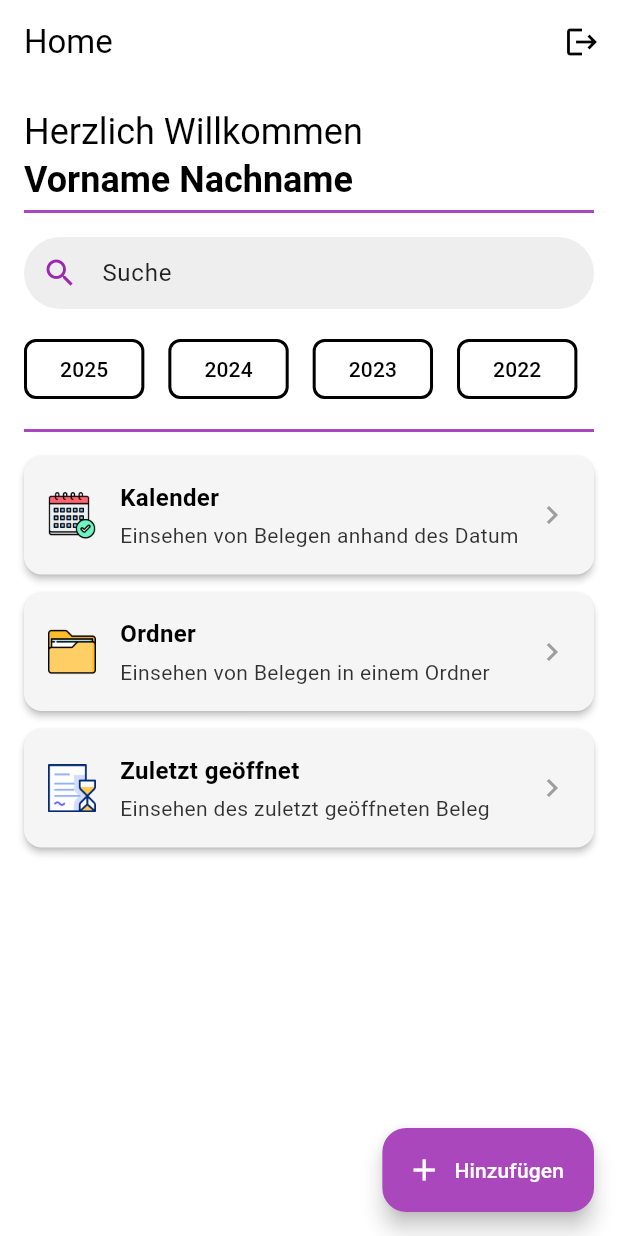
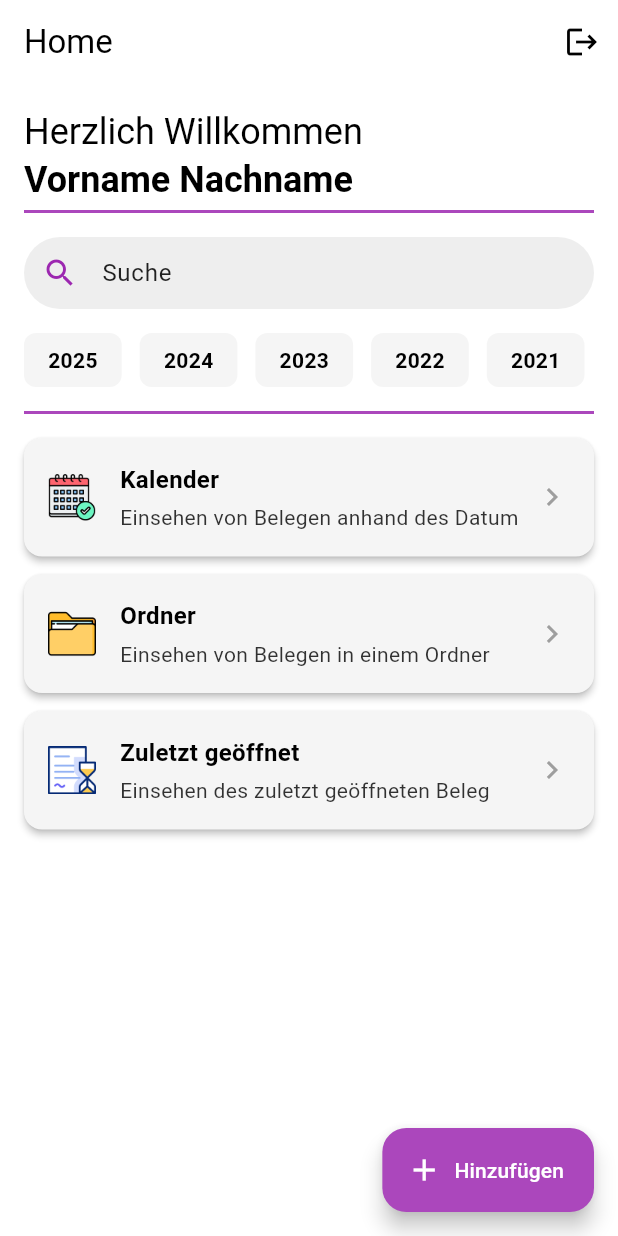
Before and after one commit to Cassiopeiaee/beleg_speicher, a Flutter app: the HomePage screen opened directly, on a phone screen of 412 x 824 dp. Run offline on Flutter 3.47's test engine with Material 3 defaults, Android fonts, the phone set to English and light mode, and no system bars.

Commit message:
Runtime fix

```diff
--- a/lib/auth_screens.dart
+++ b/lib/auth_screens.dart
@@ -1,5 +1,5 @@
 import 'package:flutter/material.dart';
-import 'package:beleg_speicher/home_page.dart'; // passt den Pfad an dein Projekt an
+import 'package:beleg_speicher/home_page.dart'; // Pfad zu deiner HomePage
 
 class LoginPage extends StatefulWidget {
   const LoginPage({super.key});
@@ -23,7 +23,7 @@ class _LoginPageState extends State<LoginPage> {
       // Nach erfolgreicher Anmeldung zur HomePage wechseln:
       Navigator.of(context).pushReplacement(
         MaterialPageRoute(
-          builder: (_) => const HomePage(
+          builder: (_) => HomePage(               // kein const hier
             firstName: 'Vorname',
             lastName: 'Nachname',
           ),
@@ -68,13 +68,11 @@ class _LoginPageState extends State<LoginPage> {
                     borderSide: BorderSide(color: Colors.black),
                   ),
                   focusedBorder: UnderlineInputBorder(
-                    borderSide: BorderSide(
-                        color: Colors.purple.shade400, width: 2),
+                    borderSide: BorderSide(color: Colors.purple.shade400, width: 2),
                   ),
                 ),
                 keyboardType: TextInputType.emailAddress,
-                validator: (v) =>
-                (v != null && v.contains('@')) ? null : 'Ungültige E-Mail',
+                validator: (v) => (v != null && v.contains('@')) ? null : 'Ungültige E-Mail',
                 onSaved: (v) => _email = v!.trim(),
               ),
               const SizedBox(height: 16),
@@ -90,14 +88,11 @@ class _LoginPageState extends State<LoginPage> {
                     borderSide: BorderSide(color: Colors.black),
                   ),
                   focusedBorder: UnderlineInputBorder(
-                    borderSide: BorderSide(
-                        color: Colors.purple.shade400, width: 2),
+                    borderSide: BorderSide(color: Colors.purple.shade400, width: 2),
                   ),
                 ),
                 obscureText: true,
-                validator: (v) => (v != null && v.length >= 6)
-                    ? null
-                    : 'Mindestens 6 Zeichen',
+                validator: (v) => (v != null && v.length >= 6) ? null : 'Mindestens 6 Zeichen',
                 onSaved: (v) => _password = v!,
               ),
               const SizedBox(height: 32),
@@ -106,27 +101,19 @@ class _LoginPageState extends State<LoginPage> {
                 child: ElevatedButton(
                   onPressed: _submit,
                   style: ButtonStyle(
-                    backgroundColor:
-                    MaterialStateProperty.resolveWith<Color>(
-                            (states) {
+                    backgroundColor: MaterialStateProperty.resolveWith<Color>((states) {
                       if (states.contains(MaterialState.pressed)) {
                         return Colors.purple.shade700;
                       }
                       return Colors.purple.shade400;
                     }),
-                    overlayColor: MaterialStateProperty.all(
-                        Colors.white.withOpacity(0.2)),
-                    padding: MaterialStateProperty.all(
-                      const EdgeInsets.symmetric(
-                          vertical: 16, horizontal: 32),
-                    ),
+                    overlayColor: MaterialStateProperty.all(Colors.white.withOpacity(0.2)),
+                    padding: MaterialStateProperty.all(const EdgeInsets.symmetric(vertical: 16, horizontal: 32)),
                     shape: MaterialStateProperty.all(
-                      RoundedRectangleBorder(
-                          borderRadius: BorderRadius.circular(12)),
+                      RoundedRectangleBorder(borderRadius: BorderRadius.circular(12)),
                     ),
                   ),
-                  child: const Text('Einloggen',
-                      style: TextStyle(color: Colors.white)),
+                  child: const Text('Einloggen', style: TextStyle(color: Colors.white)),
                 ),
               ),
             ],
@@ -159,7 +146,7 @@ class _RegisterPageState extends State<RegisterPage> {
       // Nach erfolgreicher Registrierung zur HomePage wechseln:
       Navigator.of(context).pushReplacement(
         MaterialPageRoute(
-          builder: (_) => const HomePage(
+          builder: (_) => HomePage(             // kein const hier
             firstName: 'Vorname',
             lastName: 'Nachname',
           ),
@@ -172,15 +159,13 @@ class _RegisterPageState extends State<RegisterPage> {
   Widget build(BuildContext context) {
     return Scaffold(
       appBar: AppBar(
-        title: const Text('Registrieren',
-            style: TextStyle(color: Colors.black)),
+        title: const Text('Registrieren', style: TextStyle(color: Colors.black)),
         backgroundColor: Colors.white,
         elevation: 0,
         leading: IconButton(
           icon: Transform.scale(
             scale: 1.3,
-            child: Image.asset('assets/Pfeil_Back.png',
-                width: 24, height: 24),
+            child: Image.asset('assets/Pfeil_Back.png', width: 24, height: 24),
           ),
           onPressed: () => Navigator.of(context).pop(),
           splashRadius: 24,
@@ -206,13 +191,11 @@ class _RegisterPageState extends State<RegisterPage> {
                     borderSide: BorderSide(color: Colors.black),
                   ),
                   focusedBorder: UnderlineInputBorder(
-                    borderSide: BorderSide(
-                        color: Colors.purple.shade400, width: 2),
+                    borderSide: BorderSide(color: Colors.purple.shade400, width: 2),
                   ),
                 ),
                 keyboardType: TextInputType.emailAddress,
-                validator: (v) =>
-                (v != null && v.contains('@')) ? null : 'Ungültige E-Mail',
+                validator: (v) => (v != null && v.contains('@')) ? null : 'Ungültige E-Mail',
                 onSaved: (v) => _email = v!.trim(),
               ),
               const SizedBox(height: 16),
@@ -228,14 +211,11 @@ class _RegisterPageState extends State<RegisterPage> {
                     borderSide: BorderSide(color: Colors.black),
                   ),
                   focusedBorder: UnderlineInputBorder(
-                    borderSide: BorderSide(
-                        color: Colors.purple.shade400, width: 2),
+                    borderSide: BorderSide(color: Colors.purple.shade400, width: 2),
                   ),
                 ),
                 obscureText: true,
-                validator: (v) => (v != null && v.length >= 6)
-                    ? null
-                    : 'Mindestens 6 Zeichen',
+                validator: (v) => (v != null && v.length >= 6) ? null : 'Mindestens 6 Zeichen',
                 onSaved: (v) => _password = v!,
               ),
               const SizedBox(height: 32),
@@ -244,27 +224,19 @@ class _RegisterPageState extends State<RegisterPage> {
                 child: ElevatedButton(
                   onPressed: _submit,
                   style: ButtonStyle(
-                    backgroundColor:
-                    MaterialStateProperty.resolveWith<Color>(
-                            (states) {
+                    backgroundColor: MaterialStateProperty.resolveWith<Color>((states) {
                       if (states.contains(MaterialState.pressed)) {
                         return Colors.purple.shade700;
                       }
                       return Colors.purple.shade400;
                     }),
-                    overlayColor: MaterialStateProperty.all(
-                        Colors.white.withOpacity(0.2)),
-                    padding: MaterialStateProperty.all(
-                      const EdgeInsets.symmetric(
-                          vertical: 16, horizontal: 32),
-                    ),
+                    overlayColor: MaterialStateProperty.all(Colors.white.withOpacity(0.2)),
+                    padding: MaterialStateProperty.all(const EdgeInsets.symmetric(vertical: 16, horizontal: 32)),
                     shape: MaterialStateProperty.all(
-                      RoundedRectangleBorder(
-                          borderRadius: BorderRadius.circular(12)),
+                      RoundedRectangleBorder(borderRadius: BorderRadius.circular(12)),
                     ),
                   ),
-                  child: const Text('Konto erstellen',
-                      style: TextStyle(color: Colors.white)),
+                  child: const Text('Konto erstellen', style: TextStyle(color: Colors.white)),
                 ),
               ),
             ],
--- a/lib/home_page.dart
+++ b/lib/home_page.dart
@@ -5,7 +5,14 @@ class HomePage extends StatelessWidget {
   final String firstName;
   final String lastName;
 
-  const HomePage({
+  // Jahresliste als final-Feld, wird zur Laufzeit erzeugt
+  final List<int> _years = List<int>.generate(
+    10,
+        (index) => DateTime.now().year - index,
+  );
+
+  // Hier kein `const` mehr:
+  HomePage({
     super.key,
     required this.firstName,
     required this.lastName,
@@ -33,18 +40,14 @@ class HomePage extends StatelessWidget {
         ],
       ),
       floatingActionButton: FloatingActionButton.extended(
-        onPressed: () {
-          // TODO: Hinzufügen-Action
-        },
+        onPressed: () { /* TODO: Hinzufügen-Action */ },
         backgroundColor: Colors.purple.shade400,
         icon: const Icon(Icons.add, color: Colors.white),
         label: const Text('Hinzufügen', style: TextStyle(color: Colors.white)),
       ),
       body: SafeArea(
-        child: Padding(
-          padding: const EdgeInsets.all(16.0),
-          child: Column(
-            crossAxisAlignment: CrossAxisAlignment.start,
+        child: ListView(
+          padding: const EdgeInsets.all(16),
           children: [
             Text(
               'Herzlich Willkommen',
@@ -69,7 +72,6 @@ class HomePage extends StatelessWidget {
               color: Colors.purple.shade400,
               margin: const EdgeInsets.only(bottom: 16),
             ),
-              // Search Bar
             Container(
               decoration: BoxDecoration(
                 color: Colors.grey.shade200,
@@ -87,26 +89,20 @@ class HomePage extends StatelessWidget {
               ),
             ),
             const SizedBox(height: 16),
-              // Year Buttons (horizontal scroll)
             SingleChildScrollView(
               scrollDirection: Axis.horizontal,
               child: Row(
-                  children: List.generate(
-                    10,
-                        (index) {
-                      final year = DateTime.now().year - index;
+                children: _years.map((year) {
                   return Padding(
-                        padding: const EdgeInsets.only(right: 16.0),
-                        child: _YearButton(year: year),
+                    padding: const EdgeInsets.only(right: 12),
+                    child: _YearPillButton(year: year),
                   );
-                    },
-                  ),
+                }).toList(),
               ),
             ),
             const SizedBox(height: 16),
             Container(height: 2, color: Colors.purple.shade400),
             const SizedBox(height: 16),
-              // New pill-style feature buttons:
             _PillButton(
               assetPath: 'assets/calendar_home.png',
               title: 'Kalender',
@@ -127,27 +123,32 @@ class HomePage extends StatelessWidget {
           ],
         ),
       ),
-      ),
     );
   }
 }
 
-class _YearButton extends StatelessWidget {
+class _YearPillButton extends StatelessWidget {
   final int year;
-  const _YearButton({required this.year});
+  const _YearPillButton({required this.year});
 
   @override
   Widget build(BuildContext context) {
-    return OutlinedButton(
-      onPressed: () {},
-      style: OutlinedButton.styleFrom(
-        side: const BorderSide(color: Colors.black, width: 2),
-        shape: RoundedRectangleBorder(borderRadius: BorderRadius.circular(8)),
-        padding: const EdgeInsets.symmetric(vertical: 8, horizontal: 24),
-      ),
+    return Material(
+      color: Colors.grey.shade100,
+      borderRadius: BorderRadius.circular(8),
+      child: InkWell(
+        borderRadius: BorderRadius.circular(8),
+        onTap: () {},
+        child: Padding(
+          padding: const EdgeInsets.symmetric(vertical: 8, horizontal: 16),
           child: Text(
             '$year',
-        style: const TextStyle(color: Colors.black),
+            style: const TextStyle(
+              color: Colors.black,
+              fontWeight: FontWeight.bold,
+            ),
+          ),
+        ),
       ),
     );
   }
@@ -166,7 +167,7 @@ class _PillButton extends StatelessWidget {
   @override
   Widget build(BuildContext context) {
     return Material(
-      color: Colors.grey.shade100,  // leicht grauer Weißton
+      color: Colors.grey.shade100,
       borderRadius: BorderRadius.circular(12),
       elevation: 2,
       child: InkWell(
```
Lines whose indentation alone changed are shown as unchanged.
